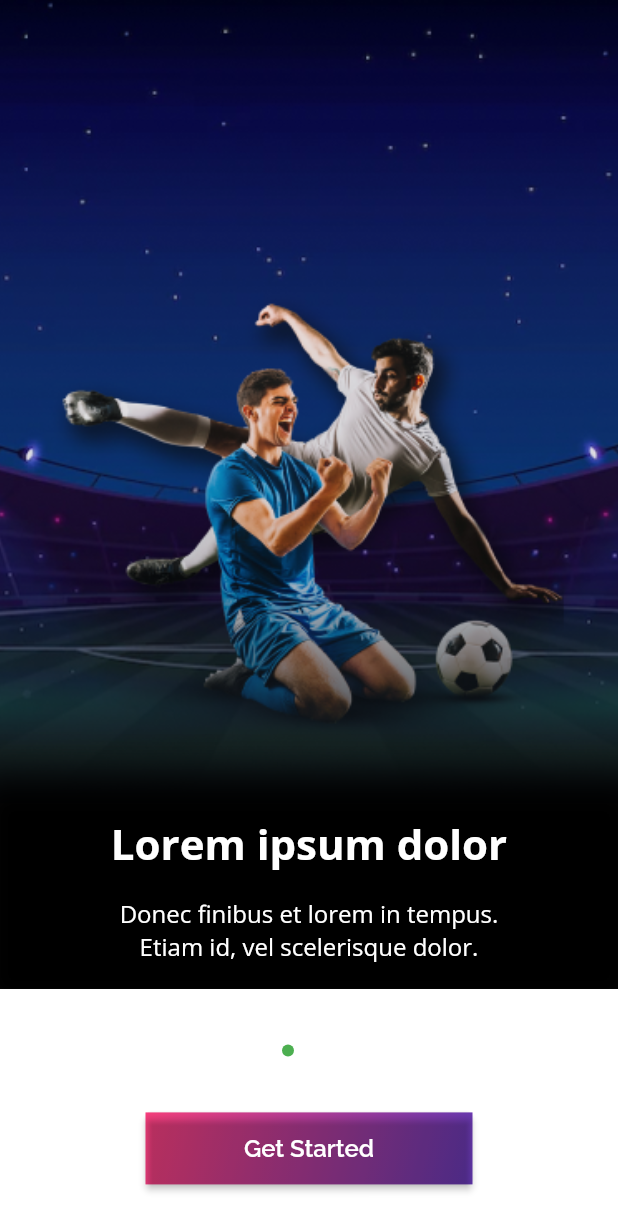
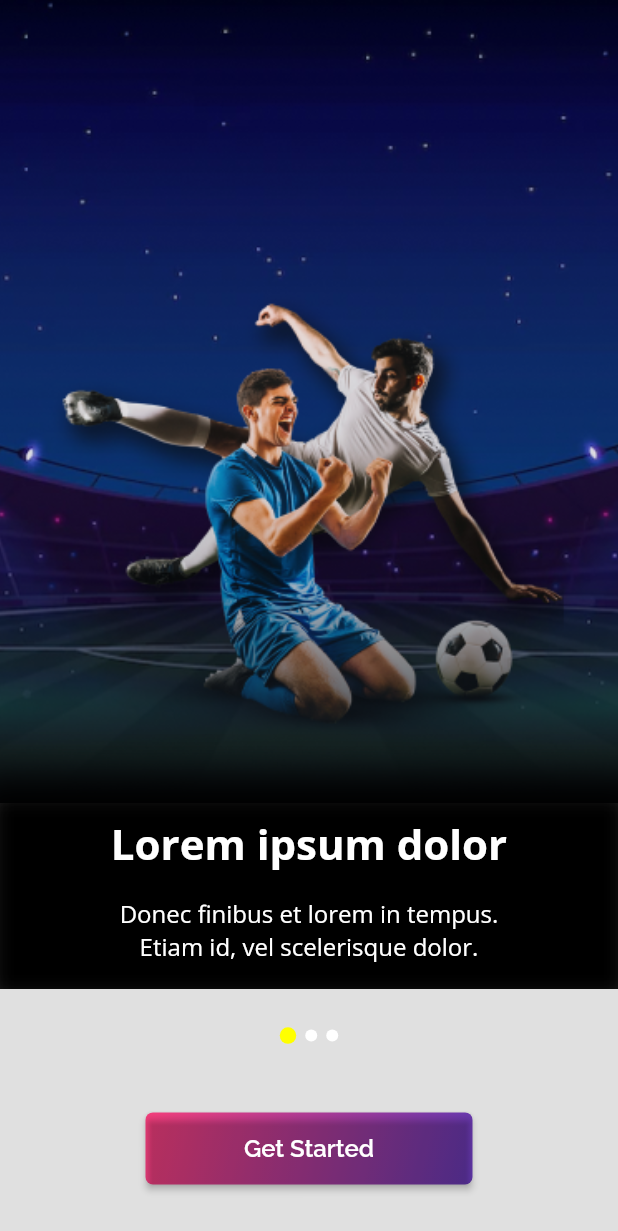
Before and after one commit to 1-MuhammadAli/Assignment-02, a Flutter app: the screen it shows after launch, on a phone screen of 412 x 824 dp. Shown: the top 1231 px of the screen. Run offline on Flutter 3.47's test engine with Material 2 defaults, Android fonts, the phone set to English and light mode, and no system bars; our stand-ins replace google_fonts.

Commit message:
walkthroughs Screen has been completed

```diff
--- a/lib/walkthrough_page1.dart
+++ b/lib/walkthrough_page1.dart
@@ -1,3 +1,4 @@
+import 'package:assignment_no_2/walkthrough_widget.dart';
 import 'package:flutter/material.dart';
 import 'package:google_fonts/google_fonts.dart';
 
@@ -8,67 +9,11 @@ class WalkthroughPage1 extends StatelessWidget {
   Widget build(BuildContext context) {
     var screenSize=MediaQuery.of(context).size;
     return Scaffold(
-      backgroundColor: Colors.black87,
-      body: Column(
-        children: [
-          Container(
-            height: screenSize.height*0.65,
-            decoration: BoxDecoration(
-              image: DecorationImage(
-                image: AssetImage('images/Onboarding1.png'),
-                  fit: BoxFit.cover
-              ),
-            ),
-          ),
-          Container(
-            height: screenSize.height*0.15,
-            width: screenSize.width*1,
-            decoration: BoxDecoration(
-              boxShadow: [
-                BoxShadow(
-                  color: Colors.black,
-                  spreadRadius: 20,
-                  blurRadius: 20,
-                  offset: Offset(0, 0), // changes position of shadow
-                ),
-              ],
-            ),
-            child: Padding(
-              padding: const EdgeInsets.only(top: 8.0),
-              child: Column(
-                children: [
-                  SizedBox(
-                    height: 40,
-                    child: Text('Lorem ipsum dolor ',
-                    textAlign: TextAlign.center,
-                    style: GoogleFonts.openSans(textStyle: TextStyle(
-                      fontSize: 28,
-                      fontWeight: FontWeight.w700,
-                      color: Colors.white
-                    )),
-                    ),
-                  ),
-                  Padding(
-                    padding: const EdgeInsets.only(top: 15.0),
-                    child: SizedBox(
-                      width: 275,
-                      height: 48,
-                      child: Text('Donec finibus et lorem in tempus. Etiam id, vel scelerisque dolor.',
-                        textAlign: TextAlign.center,
-                        style: GoogleFonts.openSans(textStyle: TextStyle(
-                            fontSize: 16,
-                            fontWeight: FontWeight.w400,
-                            color: Colors.white,
-
-                        )),
-                      ),
-                    ),
-                  ),
-                ],
-              ),
-            ),
-          ),
-        ],
+      backgroundColor: Colors.black12,
+      body: WalkthroughWidget(
+        image: 'images/Onboarding1.png',
+        heading: 'Lorem ipsum dolor ',
+        text: 'Donec finibus et lorem in tempus. Etiam id, vel scelerisque dolor.',
       ),
     );
   }
--- a/lib/walkthrough_page2.dart
+++ b/lib/walkthrough_page2.dart
@@ -1,3 +1,4 @@
+import 'package:assignment_no_2/walkthrough_widget.dart';
 import 'package:flutter/material.dart';
 
 class WalkthroughPage2 extends StatelessWidget {
@@ -5,8 +6,13 @@ class WalkthroughPage2 extends StatelessWidget {
 
   @override
   Widget build(BuildContext context) {
-    return Container(
-      color: Colors.blue,
+    return Scaffold(
+      backgroundColor: Colors.black12,
+      body: WalkthroughWidget(
+        image: 'images/Onboarding2.png',
+        heading: 'Lorem ipsum dolor ',
+        text: 'Donec finibus et lorem in tempus. Etiam id, vel scelerisque dolor.',
+      ),
     );
   }
 }
--- a/lib/walkthrough_page3.dart
+++ b/lib/walkthrough_page3.dart
@@ -1,3 +1,4 @@
+import 'package:assignment_no_2/walkthrough_widget.dart';
 import 'package:flutter/material.dart';
 
 class WalkthroughPage3 extends StatelessWidget {
@@ -5,8 +6,13 @@ class WalkthroughPage3 extends StatelessWidget {
 
   @override
   Widget build(BuildContext context) {
-    return Container(
-      color: Colors.red,
+    return Scaffold(
+      backgroundColor: Colors.black12,
+      body: WalkthroughWidget(
+        image: 'images/Onboarding3.png',
+        heading: 'Lorem ipsum dolor ',
+        text: 'Donec finibus et lorem in tempus. Etiam id, vel scelerisque dolor.',
+      ),
     );
   }
 }
--- /dev/null
+++ b/lib/walkthrough_widget.dart
@@ -0,0 +1,75 @@
+import 'package:flutter/material.dart';
+import 'package:google_fonts/google_fonts.dart';
+
+class WalkthroughWidget extends StatelessWidget {
+  String image;
+  String heading;
+  String text;
+   WalkthroughWidget({required this.image,required this.heading,required this.text});
+
+  @override
+  Widget build(BuildContext context) {
+    var screenSize=MediaQuery.of(context).size;
+    return Column(
+      children: [
+        Container(
+          height: screenSize.height*0.65,
+          decoration: BoxDecoration(
+            image: DecorationImage(
+                image: AssetImage(image),
+                fit: BoxFit.cover
+            ),
+          ),
+        ),
+        Container(
+          height: screenSize.height*0.15,
+          width: screenSize.width*1,
+          decoration: BoxDecoration(
+            boxShadow: [
+              BoxShadow(
+                color: Colors.black,
+                spreadRadius: 20,
+                blurRadius: 20,
+                offset: Offset(0, 0), // changes position of shadow
+              ),
+            ],
+          ),
+          child: Padding(
+            padding: const EdgeInsets.only(top: 8.0),
+            child: Column(
+              children: [
+                SizedBox(
+                  height: 40,
+                  child: Text(heading,
+                    textAlign: TextAlign.center,
+                    style: GoogleFonts.openSans(textStyle: TextStyle(
+                        fontSize: 28,
+                        fontWeight: FontWeight.w700,
+                        color: Colors.white
+                    )),
+                  ),
+                ),
+                Padding(
+                  padding: const EdgeInsets.only(top: 15.0),
+                  child: SizedBox(
+                    width: 275,
+                    height: 48,
+                    child: Text(text,
+                      textAlign: TextAlign.center,
+                      style: GoogleFonts.openSans(textStyle: TextStyle(
+                        fontSize: 16,
+                        fontWeight: FontWeight.w400,
+                        color: Colors.white,
+
+                      )),
+                    ),
+                  ),
+                ),
+              ],
+            ),
+          ),
+        ),
+      ],
+    );
+  }
+}
--- a/lib/walkthroughs_screen.dart
+++ b/lib/walkthroughs_screen.dart
@@ -26,6 +26,7 @@ class _WalkthroughScreenState extends State<WalkthroughScreen> {
     var screenSize=MediaQuery.of(context).size;
     return Container(
       height: screenSize.height*1,
+      color: Colors.black12,
       child: Column(
         children: [
           Container(
@@ -47,6 +48,8 @@ class _WalkthroughScreenState extends State<WalkthroughScreen> {
             children: [
               Container(
                 height: screenSize.height*0.1,
+                child: Padding(
+                  padding: const EdgeInsets.only(bottom: 20.0),
                   child: Row(
                     mainAxisAlignment: MainAxisAlignment.center,
                     children: [
@@ -59,10 +62,12 @@ class _WalkthroughScreenState extends State<WalkthroughScreen> {
                     ],
                   ),
                 ),
+              ),
               Container(
                 width: 218,
                 height: 48,
                 decoration: BoxDecoration(
+                  borderRadius: BorderRadius.circular(5.0),
                   gradient: LinearGradient(
                     begin: Alignment.topLeft,
                     end: Alignment.bottomRight,
@@ -111,11 +116,11 @@ class Indicator extends StatelessWidget {
   Widget build(BuildContext context) {
     return Container(
       margin: const EdgeInsets.symmetric(horizontal: 3.0),
-      height: 8.0,
-      width: isActive ? 8.0 : 8.0,
+      height:isActive ? 11.0 : 8.0,
+      width: isActive ? 11.0 : 8.0,
       decoration: BoxDecoration(
         borderRadius: BorderRadius.circular(8.0),
-        color: isActive ? Colors.green : Colors.white,
+        color: isActive ? Colors.yellowAccent : Colors.white,
       ),
     );
   }
```
Also changed, not shown: images/Onboarding2.png (added), images/Onboarding3.png (added). Lines whose indentation alone changed are shown as unchanged.
